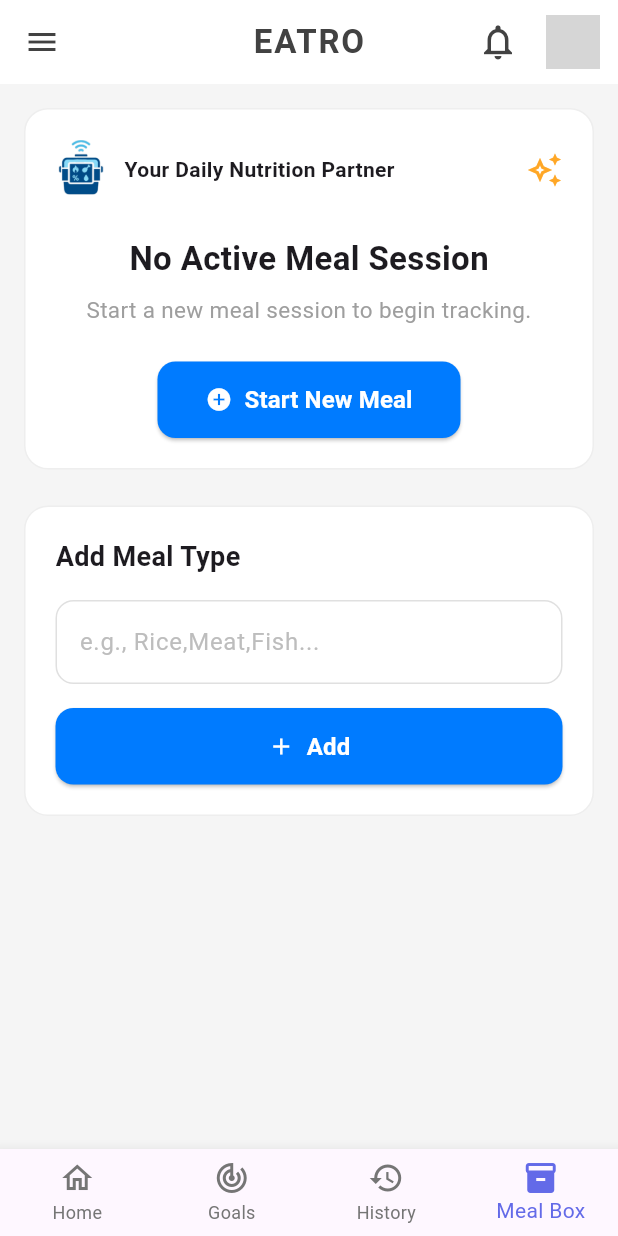
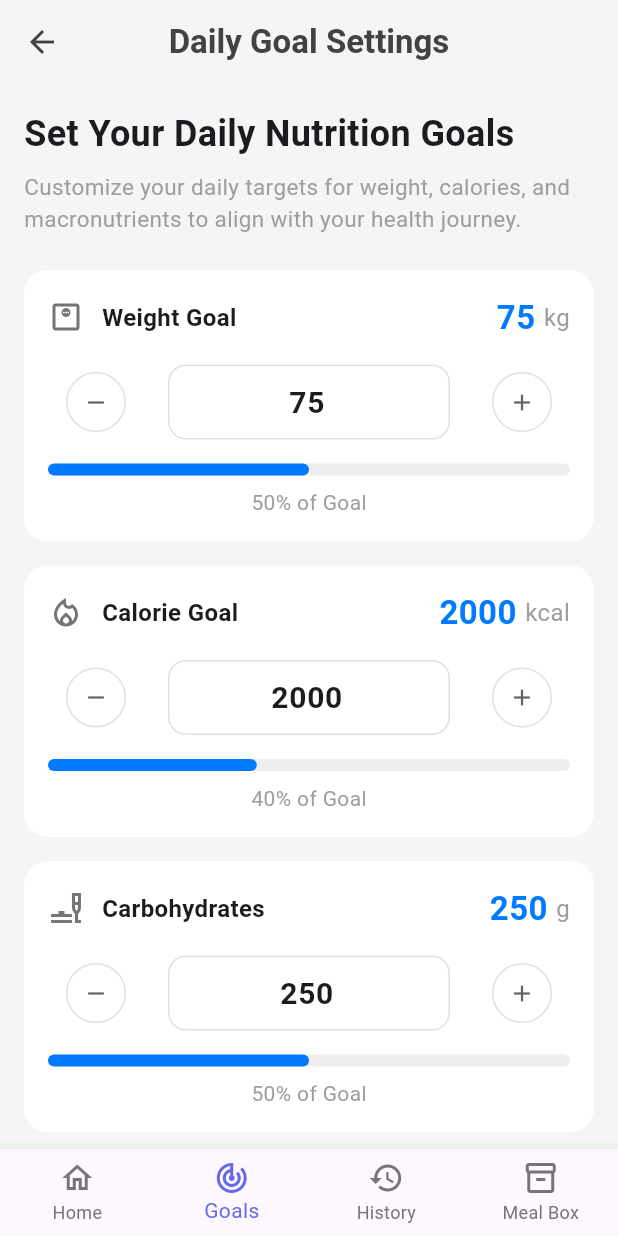
Before and after one commit to Chanukaa2002/IOT-Mobile, a Flutter app: the screen it shows after launch, on a phone screen of 412 x 824 dp. Run offline on Flutter 3.47's test engine with Material 3 defaults, Android fonts, the light colour scheme and no system bars; drawn by our look-alikes of percent_indicator; our stand-ins replace firebase_core; accounts and stored records are empty; grey boxes are pictures that could not be loaded.

Commit message:
finalize the UI of goal_setting_page

```diff
--- /dev/null
+++ b/lib/features/client/pages/goal_setting_page.dart
@@ -0,0 +1,246 @@
+import 'package:flutter/material.dart';
+import 'package:percent_indicator/percent_indicator.dart';
+// Adjust this import path to point to your AppColors file
+import 'package:cw_app/core/utils/app_colors.dart';
+
+class GoalSettingsPage extends StatefulWidget {
+  const GoalSettingsPage({super.key});
+
+  @override
+  State<GoalSettingsPage> createState() => _GoalSettingsPageState();
+}
+
+class _GoalSettingsPageState extends State<GoalSettingsPage> {
+  // State for the selected tab in the bottom nav bar
+  int _selectedIndex = 1;
+
+  // State variables for each goal
+  int _weightGoal = 75;
+  int _calorieGoal = 2000;
+  int _carbsGoal = 250;
+  int _proteinsGoal = 100;
+  int _fatsGoal = 70;
+
+  @override
+  Widget build(BuildContext context) {
+    return Scaffold(
+      backgroundColor: Colors.grey[100],
+      appBar: AppBar(
+        backgroundColor: Colors.grey[100],
+        elevation: 0,
+        leading: IconButton(
+          icon: Icon(Icons.arrow_back, color: Colors.grey[800]),
+          onPressed: () {
+            // TODO: Handle navigation back
+          },
+        ),
+        title: Text(
+          'Daily Goal Settings',
+          style: TextStyle(color: Colors.grey[800], fontWeight: FontWeight.bold),
+        ),
+        centerTitle: true,
+      ),
+      body: SingleChildScrollView(
+        child: Padding(
+          padding: const EdgeInsets.symmetric(horizontal: 16.0),
+          child: Column(
+            crossAxisAlignment: CrossAxisAlignment.start,
+            children: [
+              const SizedBox(height: 16),
+              const Text(
+                'Set Your Daily Nutrition Goals',
+                style: TextStyle(fontSize: 24, fontWeight: FontWeight.bold),
+              ),
+              const SizedBox(height: 8),
+              const Text(
+                'Customize your daily targets for weight, calories, and macronutrients to align with your health journey.',
+                style: TextStyle(color: Colors.grey, fontSize: 15),
+              ),
+              const SizedBox(height: 24),
+
+              // Reusable card for each goal setting
+              _buildGoalSettingCard(
+                icon: Icons.monitor_weight_outlined,
+                title: 'Weight Goal',
+                value: _weightGoal,
+                unit: 'kg',
+                onDecrement: () => setState(() => _weightGoal--),
+                onIncrement: () => setState(() => _weightGoal++),
+                percent: 0.5, // Example percentage
+              ),
+              _buildGoalSettingCard(
+                icon: Icons.local_fire_department_outlined,
+                title: 'Calorie Goal',
+                value: _calorieGoal,
+                unit: 'kcal',
+                onDecrement: () => setState(() => _calorieGoal -= 50),
+                onIncrement: () => setState(() => _calorieGoal += 50),
+                percent: 0.4, // Example percentage
+              ),
+               _buildGoalSettingCard(
+                icon: Icons.brunch_dining_outlined,
+                title: 'Carbohydrates',
+                value: _carbsGoal,
+                unit: 'g',
+                onDecrement: () => setState(() => _carbsGoal -= 5),
+                onIncrement: () => setState(() => _carbsGoal += 5),
+                percent: 0.5, // Example percentage
+              ),
+              _buildGoalSettingCard(
+                icon: Icons.bolt_outlined,
+                title: 'Proteins',
+                value: _proteinsGoal,
+                unit: 'g',
+                onDecrement: () => setState(() => _proteinsGoal -= 5),
+                onIncrement: () => setState(() => _proteinsGoal += 5),
+                percent: 0.4, // Example percentage
+              ),
+              _buildGoalSettingCard(
+                icon: Icons.water_drop_outlined,
+                title: 'Fats',
+                value: _fatsGoal,
+                unit: 'g',
+                onDecrement: () => setState(() => _fatsGoal -= 2),
+                onIncrement: () => setState(() => _fatsGoal += 2),
+                percent: 0.47, // Example percentage
+              ),
+
+              const SizedBox(height: 24),
+              SizedBox(
+                width: double.infinity,
+                child: ElevatedButton(
+                  onPressed: () {},
+                  style: ElevatedButton.styleFrom(
+                    backgroundColor: AppColors.brightBlue,
+                    padding: const EdgeInsets.symmetric(vertical: 16),
+                    shape: RoundedRectangleBorder(borderRadius: BorderRadius.circular(30)),
+                  ),
+                  child: const Text(
+                    'Save Goals',
+                    style: TextStyle(fontSize: 18, fontWeight: FontWeight.bold, color: Colors.white),
+                  ),
+                ),
+              ),
+               const SizedBox(height: 24),
+            ],
+          ),
+        ),
+      ),
+      // The "sticky" bottom navigation bar
+       bottomNavigationBar: BottomNavigationBar(
+        items: const <BottomNavigationBarItem>[
+          BottomNavigationBarItem(icon: Icon(Icons.home_outlined), label: 'Home'),
+          BottomNavigationBarItem(icon: Icon(Icons.track_changes), label: 'Goals'),
+          BottomNavigationBarItem(icon: Icon(Icons.history_outlined), label: 'History'),
+          BottomNavigationBarItem(icon: Icon(Icons.inventory_2_outlined), label: 'Meal Box'),
+        ],
+        currentIndex: _selectedIndex, // Set to 1 for Goals
+        selectedItemColor: AppColors.primaryBlue,
+        unselectedItemColor: Colors.grey[600],
+        onTap: (index) => setState(() => _selectedIndex = index),
+        type: BottomNavigationBarType.fixed,
+        showUnselectedLabels: true,
+      ),
+    );
+  }
+
+  // --- Reusable widget for the goal setting cards ---
+  Widget _buildGoalSettingCard({
+    required IconData icon,
+    required String title,
+    required int value,
+    required String unit,
+    required VoidCallback onDecrement,
+    required VoidCallback onIncrement,
+    required double percent,
+  }) {
+    return Card(
+      elevation: 0,
+      color: Colors.white,
+      shape: RoundedRectangleBorder(borderRadius: BorderRadius.circular(16)),
+      margin: const EdgeInsets.only(bottom: 16),
+      child: Padding(
+        padding: const EdgeInsets.all(16.0),
+        child: Column(
+          children: [
+            Row(
+              children: [
+                Icon(icon, color: Colors.grey[600]),
+                const SizedBox(width: 12),
+                Text(title, style: const TextStyle(fontSize: 16, fontWeight: FontWeight.w600)),
+                const Spacer(),
+                Text(
+                  '$value ',
+                  style: const TextStyle(fontSize: 22, fontWeight: FontWeight.bold, color: AppColors.brightBlue),
+                ),
+                Text(
+                  unit,
+                  style: const TextStyle(color: Colors.grey, fontSize: 16),
+                ),
+              ],
+            ),
+            const SizedBox(height: 16),
+            Row(
+              mainAxisAlignment: MainAxisAlignment.center,
+              children: [
+                // Decrement Button
+                _buildIncrementDecrementButton(icon: Icons.remove, onPressed: onDecrement),
+                const SizedBox(width: 16),
+                // Text Field showing the value
+                Expanded(
+                  child: TextField(
+                    controller: TextEditingController(text: value.toString()),
+                    textAlign: TextAlign.center,
+                    keyboardType: TextInputType.number,
+                    style: const TextStyle(fontSize: 20, fontWeight: FontWeight.bold),
+                    decoration: InputDecoration(
+                      contentPadding: const EdgeInsets.symmetric(vertical: 10),
+                      border: OutlineInputBorder(
+                        borderRadius: BorderRadius.circular(12),
+                        borderSide: BorderSide(color: Colors.grey.shade300),
+                      ),
+                       enabledBorder: OutlineInputBorder(
+                        borderRadius: BorderRadius.circular(12),
+                        borderSide: BorderSide(color: Colors.grey.shade300),
+                      ),
+                    ),
+                  ),
+                ),
+                const SizedBox(width: 16),
+                // Increment Button
+                _buildIncrementDecrementButton(icon: Icons.add, onPressed: onIncrement),
+              ],
+            ),
+            const SizedBox(height: 16),
+            LinearPercentIndicator(
+              lineHeight: 8.0,
+              percent: percent,
+              progressColor: AppColors.brightBlue,
+              backgroundColor: Colors.grey[200],
+              barRadius: const Radius.circular(4),
+              padding: EdgeInsets.zero,
+            ),
+            const SizedBox(height: 8),
+            Text(
+              '${(percent * 100).toInt()}% of Goal',
+              style: const TextStyle(color: Colors.grey),
+            ),
+          ],
+        ),
+      ),
+    );
+  }
+
+  // Helper for the circular +/- buttons
+  Widget _buildIncrementDecrementButton({required IconData icon, required VoidCallback onPressed}) {
+    return OutlinedButton(
+      onPressed: onPressed,
+      style: OutlinedButton.styleFrom(
+        shape: const CircleBorder(),
+        padding: const EdgeInsets.all(8),
+        side: BorderSide(color: Colors.grey.shade300),
+      ),
+      child: Icon(icon, color: Colors.grey[700]),
+    );
+  }
+}
--- a/lib/features/client/pages/meal_box_page.dart
+++ b/lib/features/client/pages/meal_box_page.dart
@@ -92,7 +92,7 @@ class _MealBoxPageState extends State<MealBoxPage> {
             label: 'History',
           ),
           BottomNavigationBarItem(
-            icon: Icon(Icons.inventory_2),
+            icon: Icon(Icons.inventory_2_outlined),
             label: 'Meal Box',
           ),
         ],
--- a/lib/main.dart
+++ b/lib/main.dart
@@ -9,6 +9,7 @@
 import 'package:cw_app/features/client/pages/home_page.dart';
 import 'package:cw_app/features/client/pages/goal_page.dart';
 import 'package:cw_app/features/client/pages/meal_box_page.dart';
+import 'package:cw_app/features/client/pages/goal_setting_page.dart';
 
 void main() {
   runApp(const MyApp());
@@ -21,7 +22,7 @@
   Widget build(BuildContext context) {
     return const MaterialApp(
       debugShowCheckedModeBanner: false,
-      home: MealBoxPage(),
+      home: GoalSettingsPage(),
     );
   }
 }
--- a/pubspec.yaml
+++ b/pubspec.yaml
@@ -37,6 +37,7 @@ dependencies:
   firebase_core: ^3.13.1
   firebase_database: ^11.3.6
   percent_indicator: ^4.2.5
+  fl_chart: ^1.0.0
 
 dev_dependencies:
   flutter_test:
```
Also changed, not shown: pubspec.lock.
